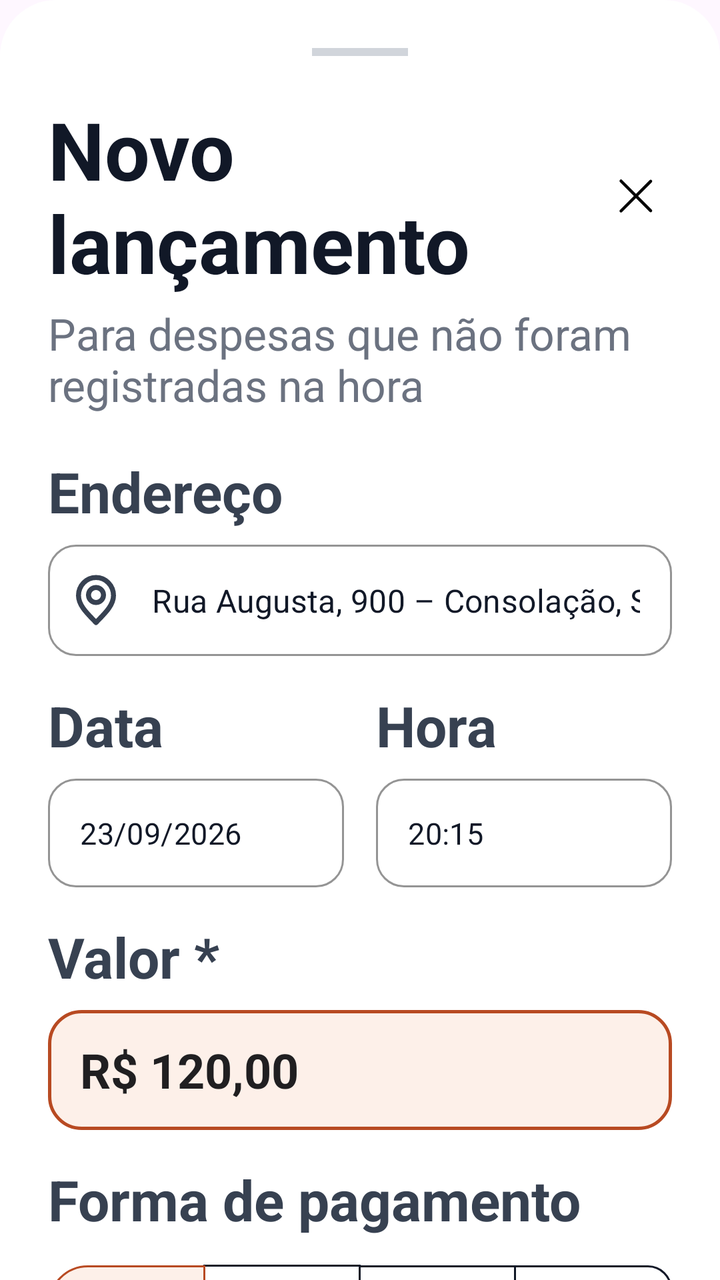
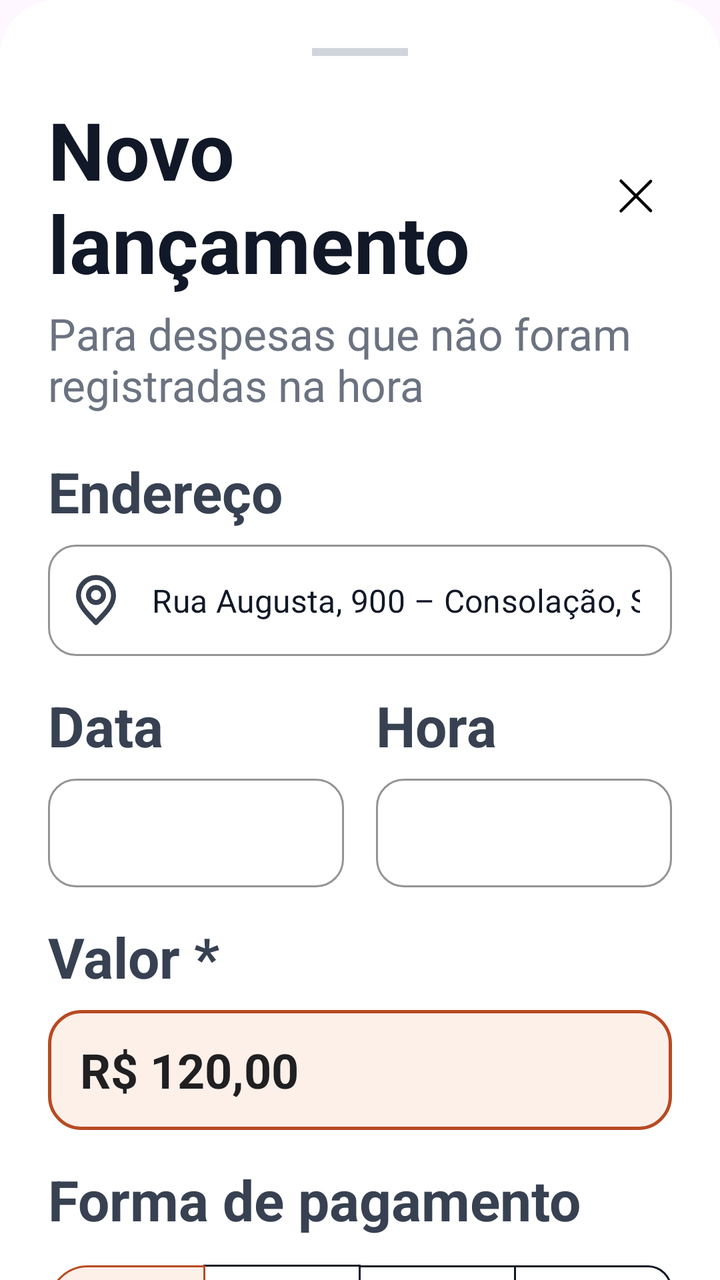

Two renders of the same Android screen: before a commit and after it. Below are the layout's source before the change and the commit's diff.
<!-- AndroidManifest.xml: application theme Theme.PIC -->
<!-- res/layout/bottom_sheet_new_expense.xml -->
<?xml version="1.0" encoding="utf-8"?>
<androidx.core.widget.NestedScrollView xmlns:android="http://schemas.android.com/apk/res/android"
    xmlns:app="http://schemas.android.com/apk/res-auto"
    xmlns:tools="http://schemas.android.com/tools"
    android:layout_width="match_parent"
    android:layout_height="wrap_content"
    android:background="@drawable/bg_bottom_sheet"
    android:fillViewport="true">

    <androidx.constraintlayout.widget.ConstraintLayout
        android:layout_width="match_parent"
        android:layout_height="wrap_content"
        android:padding="24dp">

        
        <View
            android:id="@+id/dragHandle"
            android:layout_width="48dp"
            android:layout_height="4dp"
            android:background="#D1D5DB"
            app:layout_constraintEnd_toEndOf="parent"
            app:layout_constraintStart_toStartOf="parent"
            app:layout_constraintTop_toTopOf="parent" />

        
        <TextView
            android:id="@+id/tvTitle"
            android:layout_width="0dp"
            android:layout_height="wrap_content"
            android:layout_marginTop="20dp"
            android:text="@string/new_expense_title"
            android:textColor="#111827"
            android:textSize="40sp"
            android:textStyle="bold"
            app:layout_constraintEnd_toStartOf="@id/btnClose"
            app:layout_constraintStart_toStartOf="parent"
            app:layout_constraintTop_toBottomOf="@id/dragHandle" />

        
        <ImageView
            android:id="@+id/btnClose"
            android:layout_width="36dp"
            android:layout_height="36dp"
            android:contentDescription="@null"
            android:src="@drawable/close"
            app:layout_constraintBottom_toBottomOf="@id/tvTitle"
            app:layout_constraintEnd_toEndOf="parent"
            app:layout_constraintTop_toTopOf="@id/tvTitle"/>

        
        <TextView
            android:id="@+id/tvSubtitle"
            android:layout_width="0dp"
            android:layout_height="wrap_content"
            android:layout_marginTop="4dp"
            android:text="@string/new_expense_subtitle"
            android:textColor="#6B7280"
            android:textSize="22sp"
            app:layout_constraintEnd_toEndOf="parent"
            app:layout_constraintStart_toStartOf="parent"
            app:layout_constraintTop_toBottomOf="@id/tvTitle" />

        
        <TextView
            android:id="@+id/lblAddress"
            android:layout_width="wrap_content"
            android:layout_height="wrap_content"
            android:layout_marginTop="20dp"
            android:text="@string/label_address"
            android:textColor="#374151"
            android:textSize="28sp"
            android:textStyle="bold"
            app:layout_constraintStart_toStartOf="parent"
            app:layout_constraintTop_toBottomOf="@id/tvSubtitle" />

        <com.google.android.material.textfield.TextInputLayout
            android:id="@+id/tilAddress"
            style="@style/Widget.MaterialComponents.TextInputLayout.OutlinedBox"
            android:layout_width="0dp"
            android:layout_height="wrap_content"
            android:layout_marginTop="8dp"
            app:boxCornerRadiusBottomEnd="14dp"
            app:boxCornerRadiusBottomStart="14dp"
            app:boxCornerRadiusTopEnd="14dp"
            app:boxCornerRadiusTopStart="14dp"
            app:boxStrokeColor="#D1D5DB"
            app:boxStrokeWidth="1dp"
            app:hintEnabled="false"
            app:startIconDrawable="@drawable/location"
            app:startIconTint="#374151"
            app:layout_constraintEnd_toEndOf="parent"
            app:layout_constraintStart_toStartOf="parent"
            app:layout_constraintTop_toBottomOf="@id/lblAddress">

            <com.google.android.material.textfield.TextInputEditText
                android:id="@+id/etAddress"
                android:layout_width="match_parent"
                android:layout_height="wrap_content"
                android:inputType="textPostalAddress"
                android:text="@string/placeholder_address"
                android:textColor="#111827"
                android:textSize="16sp" />
        </com.google.android.material.textfield.TextInputLayout>

        
        <TextView
            android:id="@+id/lblDate"
            android:layout_width="0dp"
            android:layout_height="wrap_content"
            android:layout_marginTop="16dp"
            android:layout_marginEnd="8dp"
            android:text="@string/label_date_short"
            android:textColor="#374151"
            android:textSize="28sp"
            android:textStyle="bold"
            app:layout_constraintEnd_toStartOf="@id/lblTime"
            app:layout_constraintStart_toStartOf="parent"
            app:layout_constraintTop_toBottomOf="@id/tilAddress" />

        <TextView
            android:id="@+id/lblTime"
            android:layout_width="0dp"
            android:layout_height="wrap_content"
            android:layout_marginStart="8dp"
            android:layout_marginTop="16dp"
            android:text="@string/label_time"
            android:textColor="#374151"
            android:textSize="28sp"
            android:textStyle="bold"
            app:layout_constraintEnd_toEndOf="parent"
            app:layout_constraintStart_toEndOf="@id/lblDate"
            app:layout_constraintTop_toBottomOf="@id/tilAddress" />

        
        <com.google.android.material.textfield.TextInputLayout
            android:id="@+id/tilDate"
            style="@style/Widget.MaterialComponents.TextInputLayout.OutlinedBox"
            android:layout_width="0dp"
            android:layout_height="wrap_content"
            android:layout_marginTop="8dp"
            android:layout_marginEnd="8dp"
            app:boxCornerRadiusBottomEnd="14dp"
            app:boxCornerRadiusBottomStart="14dp"
            app:boxCornerRadiusTopEnd="14dp"
            app:boxCornerRadiusTopStart="14dp"
            app:boxStrokeColor="#D1D5DB"
            app:boxStrokeWidth="1dp"
            app:hintEnabled="false"
            app:layout_constraintEnd_toStartOf="@id/tilTime"
            app:layout_constraintStart_toStartOf="parent"
            app:layout_constraintTop_toBottomOf="@id/lblDate">

            <com.google.android.material.textfield.TextInputEditText
                android:id="@+id/etDate"
                android:layout_width="match_parent"
                android:layout_height="wrap_content"
                android:inputType="none"
                android:text="23/09/2026"
                android:textColor="#111827"
                android:textSize="15sp" />
        </com.google.android.material.textfield.TextInputLayout>

        
        <com.google.android.material.textfield.TextInputLayout
            android:id="@+id/tilTime"
            style="@style/Widget.MaterialComponents.TextInputLayout.OutlinedBox"
            android:layout_width="0dp"
            android:layout_height="wrap_content"
            android:layout_marginStart="8dp"
            android:layout_marginTop="8dp"
            app:boxCornerRadiusBottomEnd="14dp"
            app:boxCornerRadiusBottomStart="14dp"
            app:boxCornerRadiusTopEnd="14dp"
            app:boxCornerRadiusTopStart="14dp"
            app:boxStrokeColor="#D1D5DB"
            app:boxStrokeWidth="1dp"
            app:hintEnabled="false"
            app:layout_constraintEnd_toEndOf="parent"
            app:layout_constraintStart_toEndOf="@id/tilDate"
            app:layout_constraintTop_toBottomOf="@id/lblTime">

            <com.google.android.material.textfield.TextInputEditText
                android:id="@+id/etTime"
                android:layout_width="match_parent"
                android:layout_height="wrap_content"
                android:inputType="none"
                android:text="20:15"
                android:textColor="#111827"
                android:textSize="15sp" />
        </com.google.android.material.textfield.TextInputLayout>

        
        <TextView
            android:id="@+id/lblValue"
            android:layout_width="wrap_content"
            android:layout_height="wrap_content"
            android:layout_marginTop="16dp"
            android:text="@string/label_value"
            android:textColor="#374151"
            android:textSize="28sp"
            android:textStyle="bold"
            app:layout_constraintStart_toStartOf="parent"
            app:layout_constraintTop_toBottomOf="@id/tilDate" />

        <EditText
            android:id="@+id/etValue"
            android:layout_width="0dp"
            android:layout_height="60dp"
            android:layout_marginTop="8dp"
            android:background="@drawable/bg_expense_value_input"
            android:inputType="numberDecimal"
            android:paddingHorizontal="16dp"
            android:text="@string/placeholder_expense_value"
            android:textColor="#201F21"
            android:textSize="24sp"
            android:textStyle="bold"
            app:layout_constraintEnd_toEndOf="parent"
            app:layout_constraintStart_toStartOf="parent"
            app:layout_constraintTop_toBottomOf="@id/lblValue" />

        
        <TextView
            android:id="@+id/lblPaymentMethod"
            android:layout_width="wrap_content"
            android:layout_height="wrap_content"
            android:layout_marginTop="16dp"
            android:text="@string/label_payment_method"
            android:textColor="#374151"
            android:textSize="28sp"
            android:textStyle="bold"
            app:layout_constraintStart_toStartOf="parent"
            app:layout_constraintTop_toBottomOf="@id/etValue" />

        <com.google.android.material.button.MaterialButtonToggleGroup
            android:id="@+id/toggleGroupPayment"
            android:layout_width="0dp"
            android:layout_height="wrap_content"
            android:layout_marginTop="8dp"
            app:checkedButton="@id/btnPaymentCash"
            app:singleSelection="true"
            app:layout_constraintEnd_toEndOf="parent"
            app:layout_constraintStart_toStartOf="parent"
            app:layout_constraintTop_toBottomOf="@id/lblPaymentMethod"
            app:backgroundTint="@color/selector_payment_button_bg"
            app:strokeColor="@color/selector_payment_button_text"
            android:textColor="@color/selector_payment_button_text">

            <com.google.android.material.button.MaterialButton
                android:id="@+id/btnPaymentCash"
                style="@style/Widget.MaterialComponents.Button.OutlinedButton"
                android:layout_width="0dp"
                android:layout_height="48dp"
                android:layout_weight="1"
                android:text="@string/payment_cash"
                android:textAllCaps="false"
                android:textSize="13sp"
                app:cornerRadius="20dp"
                app:backgroundTint="@color/selector_payment_button_bg"
                app:strokeColor="@color/selector_payment_button_text"
                android:textColor="@color/selector_payment_button_text"/>

            <com.google.android.material.button.MaterialButton
                android:id="@+id/btnPaymentPix"
                style="@style/Widget.MaterialComponents.Button.OutlinedButton"
                android:layout_width="0dp"
                android:layout_height="48dp"
                android:layout_weight="1"
                android:text="@string/payment_pix"
                android:textAllCaps="false"
                app:cornerRadius="12dp"
                app:backgroundTint="@color/selector_payment_button_bg"
                app:strokeColor="@color/selector_payment_button_text"
                android:textColor="@color/selector_payment_button_text"/>

            <com.google.android.material.button.MaterialButton
                android:id="@+id/btnPaymentDebit"
                style="@style/Widget.MaterialComponents.Button.OutlinedButton"
                android:layout_width="0dp"
                android:layout_height="48dp"
                android:layout_weight="1"
                android:text="@string/payment_debit"
                android:textAllCaps="false"
                android:textSize="13sp"
                app:cornerRadius="12dp"
                app:backgroundTint="@color/selector_payment_button_bg"
                app:strokeColor="@color/selector_payment_button_text"
                android:textColor="@color/selector_payment_button_text"/>

            <com.google.android.material.button.MaterialButton
                android:id="@+id/btnPaymentCredit"
                style="@style/Widget.MaterialComponents.Button.OutlinedButton"
                android:layout_width="0dp"
                android:layout_height="48dp"
                android:layout_weight="1"
                android:text="@string/payment_credit"
                android:textAllCaps="false"
                android:textSize="13sp"
                app:cornerRadius="12dp"
                app:backgroundTint="@color/selector_payment_button_bg"
                app:strokeColor="@color/selector_payment_button_text"
                android:textColor="@color/selector_payment_button_text"/>

        </com.google.android.material.button.MaterialButtonToggleGroup>

        
        <TextView
            android:id="@+id/lblType"
            android:layout_width="0dp"
            android:layout_height="wrap_content"
            android:layout_marginTop="16dp"
            android:layout_marginEnd="8dp"
            android:text="@string/label_type"
            android:textColor="#374151"
            android:textSize="28sp"
            android:textStyle="bold"
            app:layout_constraintEnd_toStartOf="@id/lblSubtype"
            app:layout_constraintStart_toStartOf="parent"
            app:layout_constraintTop_toBottomOf="@id/toggleGroupPayment" />

        <TextView
            android:id="@+id/lblSubtype"
            android:layout_width="0dp"
            android:layout_height="wrap_content"
            android:layout_marginStart="8dp"
            android:layout_marginTop="16dp"
            android:text="@string/label_subtype"
            android:textColor="#374151"
            android:textSize="28sp"
            android:textStyle="bold"
            app:layout_constraintEnd_toEndOf="parent"
            app:layout_constraintStart_toEndOf="@id/lblType"
            app:layout_constraintTop_toBottomOf="@id/toggleGroupPayment" />

        <com.google.android.material.textfield.TextInputLayout
            android:id="@+id/tilType"
            style="@style/Widget.MaterialComponents.TextInputLayout.OutlinedBox.ExposedDropdownMenu"
            android:layout_width="0dp"
            android:layout_height="wrap_content"
            android:layout_marginTop="8dp"
            android:layout_marginEnd="8dp"
            app:boxCornerRadiusBottomEnd="14dp"
            app:boxCornerRadiusBottomStart="14dp"
            app:boxCornerRadiusTopEnd="14dp"
            app:boxCornerRadiusTopStart="14dp"
            app:boxStrokeColor="#D1D5DB"
            app:boxStrokeWidth="1dp"
            app:hintEnabled="false"
            app:layout_constraintEnd_toStartOf="@id/tilSubtype"
            app:layout_constraintStart_toStartOf="parent"
            app:layout_constraintTop_toBottomOf="@id/lblType">

            <AutoCompleteTextView
                android:id="@+id/actType"
                android:layout_width="match_parent"
                android:layout_height="wrap_content"
                android:inputType="none"
                android:text="Lazer"
                android:textColor="#111827"
                android:textSize="15sp" />
        </com.google.android.material.textfield.TextInputLayout>

        <com.google.android.material.textfield.TextInputLayout
            android:id="@+id/tilSubtype"
            style="@style/Widget.MaterialComponents.TextInputLayout.OutlinedBox.ExposedDropdownMenu"
            android:layout_width="0dp"
            android:layout_height="wrap_content"
            android:layout_marginStart="8dp"
            android:layout_marginTop="8dp"
            app:boxCornerRadiusBottomEnd="14dp"
            app:boxCornerRadiusBottomStart="14dp"
            app:boxCornerRadiusTopEnd="14dp"
            app:boxCornerRadiusTopStart="14dp"
            app:boxStrokeColor="#D1D5DB"
            app:boxStrokeWidth="1dp"
            app:hintEnabled="false"
            app:layout_constraintEnd_toEndOf="parent"
            app:layout_constraintStart_toEndOf="@id/tilType"
            app:layout_constraintTop_toBottomOf="@id/lblSubtype">

            <AutoCompleteTextView
                android:id="@+id/actSubtype"
                android:layout_width="match_parent"
                android:layout_height="wrap_content"
                android:inputType="none"
                android:text="Bar"
                android:textColor="#111827"
                android:textSize="15sp" />
        </com.google.android.material.textfield.TextInputLayout>

        
        <TextView
            android:id="@+id/lblDescription"
            android:layout_width="wrap_content"
            android:layout_height="wrap_content"
            android:layout_marginTop="16dp"
            android:text="@string/label_description"
            android:textColor="#374151"
            android:textSize="28sp"
            android:textStyle="bold"
            app:layout_constraintStart_toStartOf="parent"
            app:layout_constraintTop_toBottomOf="@id/tilType" />

        <com.google.android.material.textfield.TextInputLayout
            android:id="@+id/tilDescription"
            style="@style/Widget.MaterialComponents.TextInputLayout.OutlinedBox"
            android:layout_width="0dp"
            android:layout_height="wrap_content"
            android:layout_marginTop="8dp"
            app:boxCornerRadiusBottomEnd="14dp"
            app:boxCornerRadiusBottomStart="14dp"
            app:boxCornerRadiusTopEnd="14dp"
            app:boxCornerRadiusTopStart="14dp"
            app:boxStrokeColor="#D1D5DB"
            app:boxStrokeWidth="1dp"
            app:hintEnabled="false"
            app:layout_constraintEnd_toEndOf="parent"
            app:layout_constraintStart_toStartOf="parent"
            app:layout_constraintTop_toBottomOf="@id/lblDescription">

            <com.google.android.material.textfield.TextInputEditText
                android:id="@+id/etDescription"
                android:layout_width="match_parent"
                android:layout_height="wrap_content"
                android:inputType="textCapSentences"
                android:text="@string/placeholder_expense_desc"
                android:textColor="#111827"
                android:textSize="15sp" />
        </com.google.android.material.textfield.TextInputLayout>

        
        <LinearLayout
            android:id="@+id/layoutButtons"
            android:layout_width="0dp"
            android:layout_height="wrap_content"
            android:layout_marginTop="24dp"
            android:orientation="horizontal"
            app:layout_constraintEnd_toEndOf="parent"
            app:layout_constraintStart_toStartOf="parent"
            app:layout_constraintTop_toBottomOf="@id/tilDescription">

            
            <com.google.android.material.button.MaterialButton
                android:id="@+id/btnCancel"
                style="@style/Widget.MaterialComponents.Button.OutlinedButton"
                android:layout_width="0dp"
                android:layout_height="64dp"
                android:layout_marginEnd="12dp"
                android:layout_weight="1"
                android:text="@string/btn_cancel"
                android:textAllCaps="false"
                android:textColor="#111827"
                android:textSize="20sp"
                android:textStyle="bold"
                app:cornerRadius="16dp"
                app:strokeColor="#D1D5DB"
                app:strokeWidth="1dp" />

            
            <com.google.android.material.button.MaterialButton
                android:id="@+id/btnSaveExpense"
                android:layout_width="0dp"
                android:layout_height="64dp"
                android:layout_weight="1.6"
                android:backgroundTint="#B84A22"
                android:text="@string/btn_save_expense"
                android:textAllCaps="false"
                android:textColor="@color/white"
                android:textSize="20sp"
                android:textStyle="bold"
                app:cornerRadius="16dp" />

        </LinearLayout>

    </androidx.constraintlayout.widget.ConstraintLayout>
</androidx.core.widget.NestedScrollView>
<!-- resources referenced by this layout -->
<resources>
  <color name="white">#FFFFFFFF</color>
  <!-- drawable bg_bottom_sheet (drawable) -->
  <?xml version="1.0" encoding="utf-8"?>
  <shape xmlns:android="http://schemas.android.com/apk/res/android"
      android:shape="rectangle">
      <solid android:color="@color/white" />
      <corners
          android:topLeftRadius="28dp"
          android:topRightRadius="28dp" />
  </shape>
  <!-- drawable bg_expense_value_input (drawable) -->
  <?xml version="1.0" encoding="utf-8"?>
  <shape xmlns:android="http://schemas.android.com/apk/res/android"
      android:shape="rectangle">
      <solid android:color="#FDF0E9" />
      <stroke
          android:width="1.5dp"
          android:color="#B84A22" />
      <corners android:radius="16dp" />
  </shape>
  <!-- drawable close (drawable) -->
  <vector xmlns:android="http://schemas.android.com/apk/res/android" android:height="26dp" android:viewportHeight="24" android:viewportWidth="24" android:width="26dp">
        
      <path android:fillColor="#ffffff" android:pathData="M0,0h24v24h-24z"/>
        
      <path android:fillColor="#00000000" android:pathData="M7,17L16.899,7.101" android:strokeColor="#000000" android:strokeLineCap="round" android:strokeLineJoin="round" android:strokeWidth="1"/>
        
      <path android:fillColor="#00000000" android:pathData="M7,7L16.899,16.899" android:strokeColor="#000000" android:strokeLineCap="round" android:strokeLineJoin="round" android:strokeWidth="1"/>
      
  </vector>
  <!-- drawable location (drawable) -->
  <vector xmlns:android="http://schemas.android.com/apk/res/android" android:height="30dp" android:viewportHeight="24" android:viewportWidth="24" android:width="30dp">
        
      <path android:fillColor="#00000000" android:pathData="M12,21C15.5,17.4 19,14.176 19,10.2C19,6.224 15.866,3 12,3C8.134,3 5,6.224 5,10.2C5,14.176 8.5,17.4 12,21Z" android:strokeColor="#000000" android:strokeLineCap="round" android:strokeLineJoin="round" android:strokeWidth="2"/>
        
      <path android:fillColor="#00000000" android:pathData="M12,13C13.657,13 15,11.657 15,10C15,8.343 13.657,7 12,7C10.343,7 9,8.343 9,10C9,11.657 10.343,13 12,13Z" android:strokeColor="#000000" android:strokeLineCap="round" android:strokeLineJoin="round" android:strokeWidth="2"/>
      
  </vector>
  <string name="btn_cancel">Cancelar</string>
  <string name="btn_save_expense">Salvar despesa</string>
  <string name="label_address">Endereço</string>
  <string name="label_date_short">Data</string>
  <string name="label_description">Descrição *</string>
  <string name="label_payment_method">Forma de pagamento</string>
  <string name="label_subtype">Subtipo</string>
  <string name="label_time">Hora</string>
  <string name="label_type">Tipo</string>
  <string name="label_value">Valor *</string>
  <string name="new_expense_subtitle">Para despesas que não foram registradas na hora</string>
  <string name="new_expense_title">Novo lançamento</string>
  <string name="payment_cash">Dinheiro</string>
  <string name="payment_credit">Crédito</string>
  <string name="payment_debit">Débito</string>
  <string name="payment_pix">Pix</string>
  <string name="placeholder_address">Rua Augusta, 900 – Consolação, São Paulo</string>
  <string name="placeholder_expense_desc">Aniversário do Diogo</string>
  <string name="placeholder_expense_value">R$ 120,00</string>
  <style name="Theme.PIC" parent="Base.Theme.PIC" />
  <style name="Base.Theme.PIC" parent="Theme.Material3.DayNight.NoActionBar">
          
          
      </style>
</resources>

<!-- the commit's change to res/layout/bottom_sheet_new_expense.xml (unified diff, before → after) -->
@@ -155,7 +155,6 @@
                 android:layout_width="match_parent"
                 android:layout_height="wrap_content"
                 android:inputType="none"
-                android:text="23/09/2026"
                 android:textColor="#111827"
                 android:textSize="15sp" />
         </com.google.android.material.textfield.TextInputLayout>
@@ -184,7 +183,6 @@
                 android:layout_width="match_parent"
                 android:layout_height="wrap_content"
                 android:inputType="none"
-                android:text="20:15"
                 android:textColor="#111827"
                 android:textSize="15sp" />
         </com.google.android.material.textfield.TextInputLayout>
@@ -422,7 +420,6 @@
                 android:layout_width="match_parent"
                 android:layout_height="wrap_content"
                 android:inputType="textCapSentences"
-                android:text="@string/placeholder_expense_desc"
                 android:textColor="#111827"
                 android:textSize="15sp" />
         </com.google.android.material.textfield.TextInputLayout>
<!-- resource entries referenced after the edit -->
@@ -55,7 +55,6 @@
   <string name="payment_debit">Débito</string>
   <string name="payment_pix">Pix</string>
   <string name="placeholder_address">Rua Augusta, 900 – Consolação, São Paulo</string>
-  <string name="placeholder_expense_desc">Aniversário do Diogo</string>
   <string name="placeholder_expense_value">R$ 120,00</string>
   <style name="Theme.PIC" parent="Base.Theme.PIC" />
   <style name="Base.Theme.PIC" parent="Theme.Material3.DayNight.NoActionBar">
